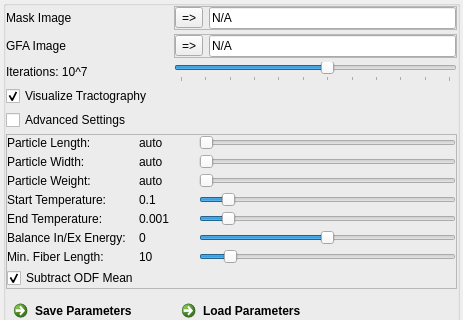
This is Modules/Bundles/org.mitk.gui.qt.diffusionimaging/src/internal/QmitkGibbsTrackingViewControls.ui in MITK/MITK as Qt 5 draws it before an edit; both pictures show x 0 to 463 and y 0 to 320 of the 463 by 1011 pixel window. The edited form follows.
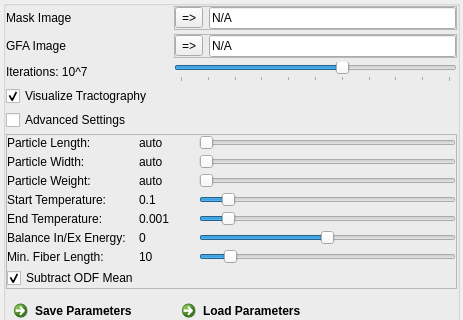
This is the edited form. Icons and pictures are not drawn.

Patch:
```diff
--- a/Modules/Bundles/org.mitk.gui.qt.diffusionimaging/src/internal/QmitkGibbsTrackingViewControls.ui
+++ b/Modules/Bundles/org.mitk.gui.qt.diffusionimaging/src/internal/QmitkGibbsTrackingViewControls.ui
@@ -638,7 +638,7 @@
             <string>Specify number of iterations for the tracking algorithm.</string>
            </property>
            <property name="maximum">
-            <number>11</number>
+            <number>10</number>
            </property>
            <property name="value">
             <number>6</number>
```
